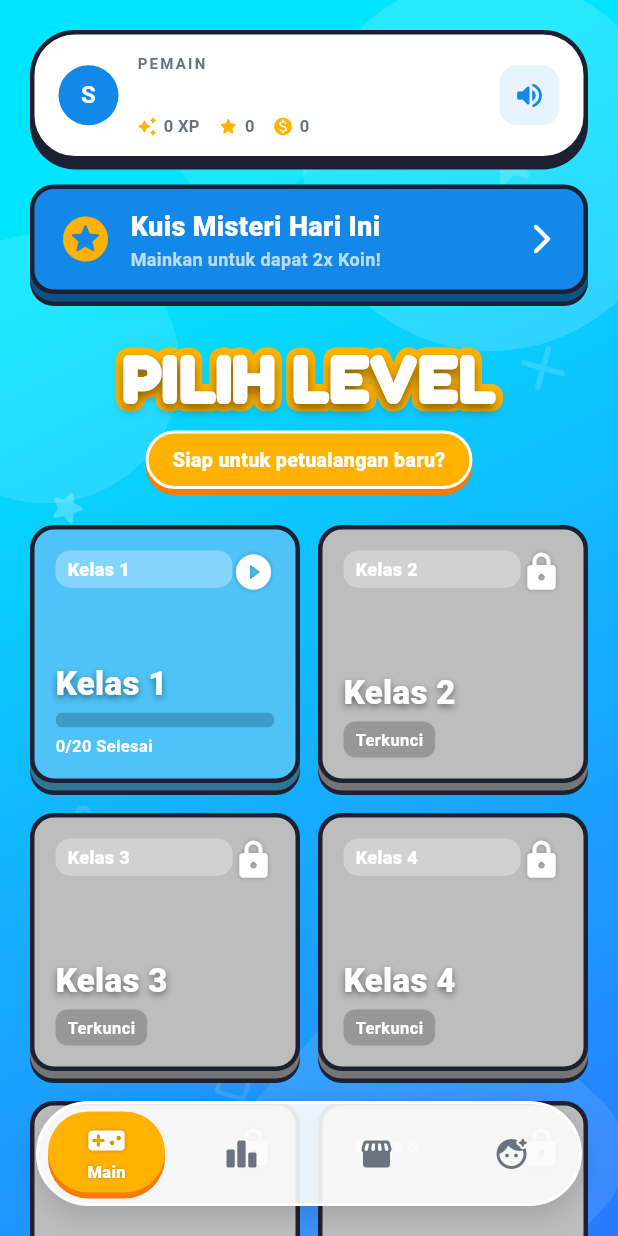
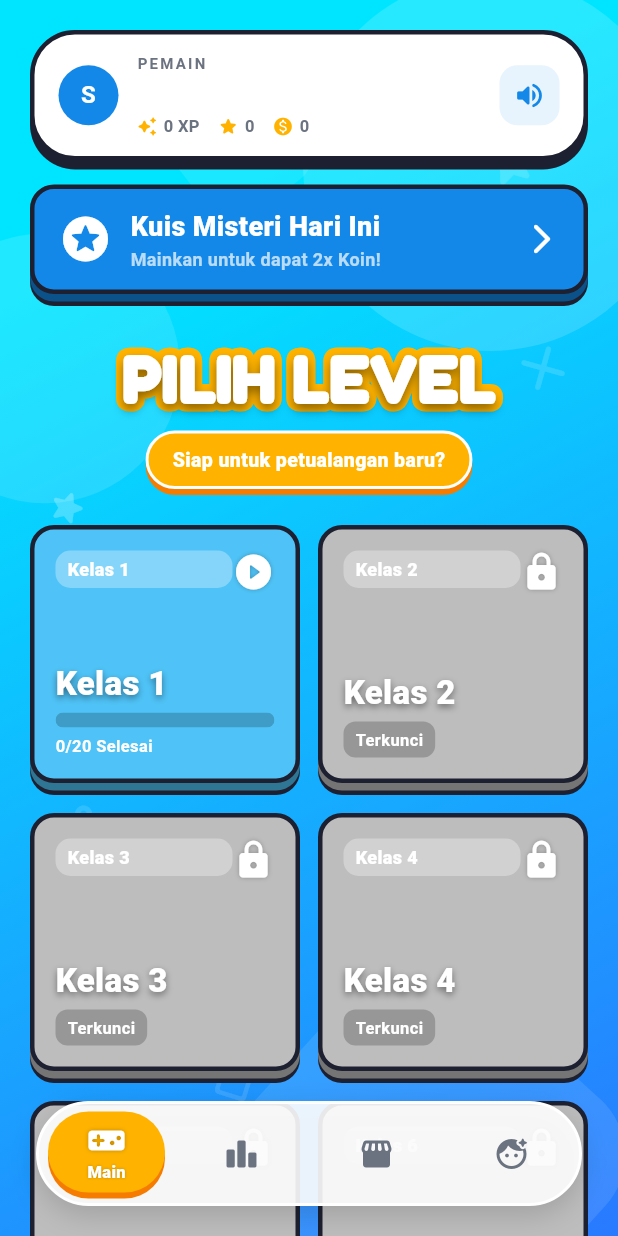
Before and after one commit to ardhikaxx/jago-hitung-mobile, a Flutter app: the screen it shows once a user with an empty profile is signed in, on a phone screen of 412 x 824 dp. Run offline on Flutter 3.47's test engine with Material 3 defaults, Android fonts, the phone set to English and light mode, and no system bars; our stand-ins replace audioplayers, cloud_firestore, firebase_auth, firebase_core, google_fonts, google_sign_in; accounts and stored records are empty.

Commit message:
style: change daily challenge star icon to white

```diff
--- a/lib/screens/home_screen.dart
+++ b/lib/screens/home_screen.dart
@@ -342,7 +342,7 @@
                     padding: const EdgeInsets.symmetric(vertical: 12, horizontal: 16),
                     child: Row(
                       children: [
-                        const Icon(Icons.stars_rounded, color: AppColors.secondary, size: 36),
+                        const Icon(Icons.stars_rounded, color: Colors.white, size: 36),
                         const SizedBox(width: 12),
                         Expanded(
                           child: Column(
```
